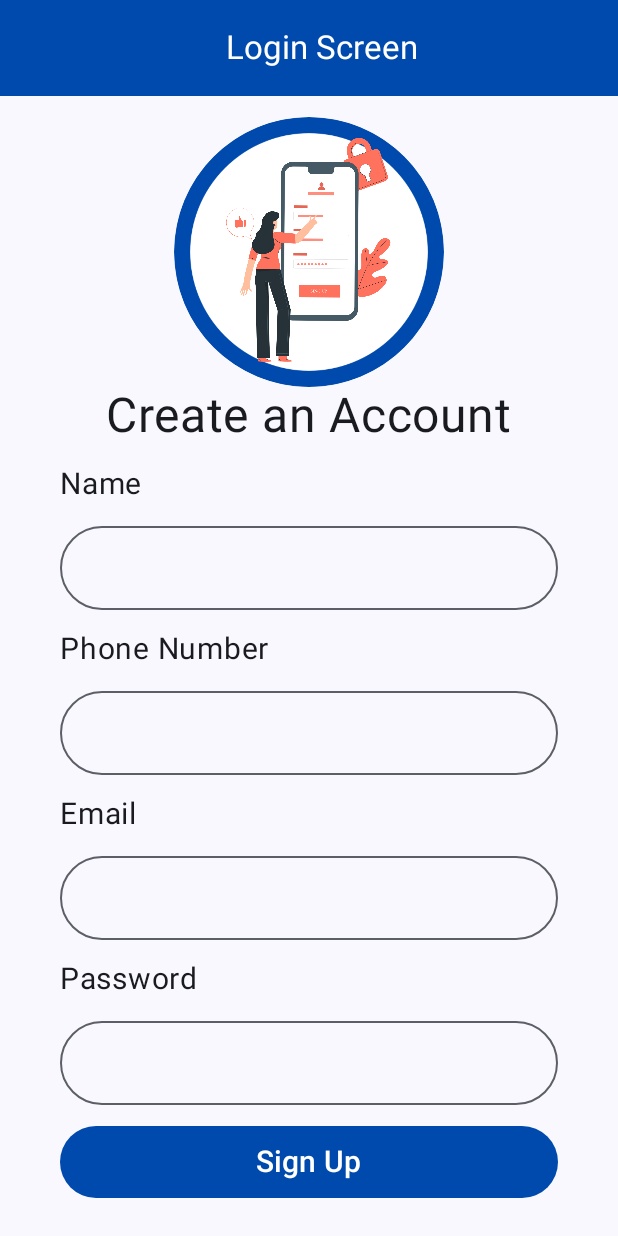
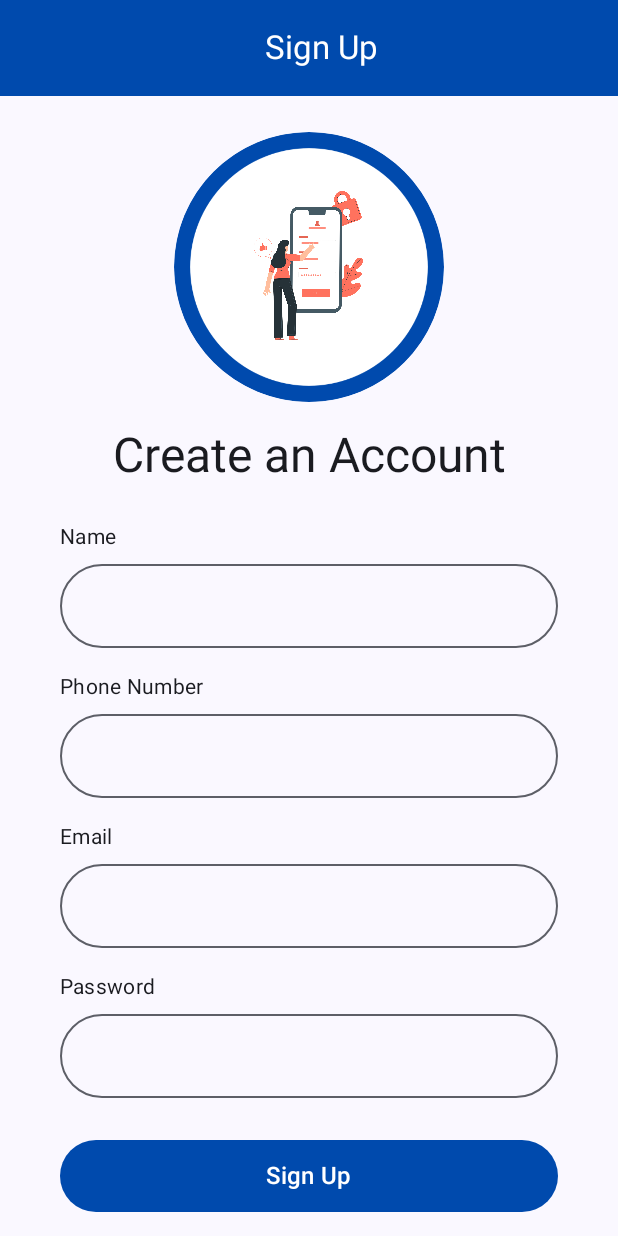
Before and after one commit to CodePandaaAI/FindLabour, an Android app built with Jetpack Compose: the SignUpScreen screen opened through its navigation route, on a phone screen of 412 x 824 dp. Run offline under Robolectric (Android 15) with nearby library versions, the phone set to English and light mode, and no system bars.

Commit message:
Stable Welcome and SignUp with Navigation

```diff
--- a/app/src/main/java/com/example/findlabour/MainActivity.kt
+++ b/app/src/main/java/com/example/findlabour/MainActivity.kt
@@ -43,23 +43,26 @@ class MainActivity : ComponentActivity() {
         enableEdgeToEdge()
         setContent {
             FindLabourTheme {
-                // Create the NavController here
                 val navController = rememberNavController()
-                // Pass the NavController to the navigation setup
                 AppNavigation(navController)
             }
         }
     }
 }
 
+// Define navigation routes as constants
+object AppDestinations {
+    const val WELCOME = "welcome"
+    const val SIGNUP = "signup"
+}
+
 @Composable
 fun AppNavigation(navController: NavHostController) {
-    // set up NavHost here, don't call composable to show any view
-    NavHost(navController = navController, startDestination = "welcome") {
-        composable("welcome") {
+    NavHost(navController = navController, startDestination = AppDestinations.WELCOME) {
+        composable(AppDestinations.WELCOME) {
             WelcomeScreen(navController)
         }
-        composable("signup") {
+        composable(AppDestinations.SIGNUP) {
             SignUpScreen()
         }
     }
@@ -73,7 +76,7 @@ fun WelcomeScreen(navController: NavHostController) {
             TopAppBar(
                 title = {
                     Text(
-                        "Login Screen",
+                        stringResource(R.string.login_screen), // Use string resource for better i18n
                         modifier = Modifier.fillMaxWidth(),
                         textAlign = TextAlign.Center,
                     )
@@ -87,53 +90,58 @@ fun WelcomeScreen(navController: NavHostController) {
         Column(
             modifier = Modifier
                 .fillMaxSize()
-                .padding(innerPadding), // Apply padding here
+                .padding(innerPadding)
+                .padding(horizontal = 16.dp), // Add horizontal padding to the column
             horizontalAlignment = Alignment.CenterHorizontally
         ) {
-            Spacer(modifier = Modifier.height(14.dp))
+            Spacer(modifier = Modifier.height(24.dp)) // increased space
             Box {
                 Image(
                     painter = painterResource(R.drawable.circle),
-                    contentDescription = "Login",
+                    contentDescription = stringResource(R.string.login),// Use string resource for better a11y
                     modifier = Modifier
                         .clip(CircleShape)
                         .size(180.dp)
                 )
                 Image(
                     painter = painterResource(R.drawable.welcome),
-                    contentDescription = "Greeting",
+                    contentDescription = stringResource(R.string.greeting),// Use string resource for better a11y
                     modifier = Modifier.size(180.dp)
                 )
             }
-            ChoosingButton(navController, stringResource(R.string.find))
-            ChoosingButton(navController, stringResource(R.string.become_manager))
-            ChoosingButton(navController, stringResource(R.string.work_as_labour))
+            Spacer(modifier = Modifier.height(32.dp)) // Increased space
+
+            val titles = listOf(
+                R.string.find,
+                R.string.become_manager,
+                R.string.work_as_labour
+            )
+            titles.forEach { titleResId ->
+                ChoosingButton(navController, stringResource(titleResId))
+            }
         }
     }
 }
 
 @Composable
 private fun ChoosingButton(navController: NavHostController, brief: String) {
-    Spacer(modifier = Modifier.height(14.dp))
     OutlinedButton(
         onClick = {
-            // Navigate to the "login" screen
-            navController.navigate("signup")
-        }, modifier = Modifier
+            navController.navigate(AppDestinations.SIGNUP)
+        },
+        modifier = Modifier
             .fillMaxWidth()
-            .size(48.dp)
-            .padding(horizontal = 40.dp)
+            .height(48.dp) // Use height instead of size when you want to control just the height.
     ) {
         Text(brief)
     }
-    Spacer(modifier = Modifier.height(8.dp))
+    Spacer(modifier = Modifier.height(16.dp)) // Increased spacing
 }
 
 @Preview(showBackground = true, showSystemUi = true, device = Devices.PIXEL_7_PRO)
 @Composable
 fun GreetingPreview() {
     FindLabourTheme {
-        // You need to wrap this with navigation for preview to work.
         val navController = rememberNavController()
         AppNavigation(navController)
     }
--- a/app/src/main/java/com/example/findlabour/SignUpScreen.kt
+++ b/app/src/main/java/com/example/findlabour/SignUpScreen.kt
@@ -42,10 +42,20 @@ import androidx.compose.ui.unit.sp
 fun SignUpScreen() {
     Scaffold(
         topBar = {
+            SignUpTopAppBar()
+        }
+    ) { innerPadding ->
+        SignUpContent(innerPadding)
+    }
+}
+
+@OptIn(ExperimentalMaterial3Api::class)
+@Composable
+fun SignUpTopAppBar() {
     TopAppBar(
         title = {
             Text(
-                        "Login Screen",
+                "Sign Up",
                 modifier = Modifier.fillMaxWidth(),
                 textAlign = TextAlign.Center,
             )
@@ -55,88 +65,93 @@ fun SignUpScreen() {
             titleContentColor = Color.White
         )
     )
-        }) { innerPadding ->
+}
+
+@Composable
+fun SignUpContent(innerPadding: androidx.compose.foundation.layout.PaddingValues) {
     Column(
         modifier = Modifier
-                //remove inner padding to not apply the padding from scaffold
-                .fillMaxSize(), horizontalAlignment = Alignment.CenterHorizontally
+            .fillMaxSize()
+            .padding(innerPadding),
+        horizontalAlignment = Alignment.CenterHorizontally
     ) {
-            Spacer(modifier = Modifier.height(14.dp))
-            // add padding to make it like before and not touching the borders
-            Box(modifier = Modifier.padding(innerPadding)) {
+        Spacer(modifier = Modifier.height(24.dp)) // Increased spacing
+        ProfileImageSection()
+        Spacer(modifier = Modifier.height(16.dp))
+        Text(
+            "Create an Account",
+            style = MaterialTheme.typography.headlineLarge, // Use style instead of fontSize
+        )
+        Spacer(modifier = Modifier.height(24.dp))
+
+        val state = rememberScrollState()
+        Column(
+            modifier = Modifier
+                .weight(1f) //take remaining space
+                .verticalScroll(state),
+            horizontalAlignment = Alignment.CenterHorizontally
+        ) {
+            val inputFields = listOf("Name", "Phone Number", "Email", "Password")
+            inputFields.forEach { title ->
+                InputTextField(title = title)
+                Spacer(modifier = Modifier.height(16.dp))
+            }
+            Spacer(modifier = Modifier.height(24.dp))
+        }
+        SignUpButton()
+        Spacer(modifier = Modifier.height(16.dp))
+    }
+}
+
+@Composable
+private fun ProfileImageSection() {
+    Box(contentAlignment = Alignment.Center) {
         Image(
             painter = painterResource(R.drawable.circle),
-                    contentDescription = "Login",
+            contentDescription = "Profile Background",
             modifier = Modifier
                 .clip(CircleShape)
                 .size(180.dp)
         )
         Image(
             painter = painterResource(R.drawable.signup),
-                    contentDescription = "Greeting",
-                    alignment = Alignment.Center,
-                    modifier = Modifier.size(180.dp)
+            contentDescription = "Profile",
+            modifier = Modifier.size(120.dp) // Reduced size for visual hierarchy
         )
-                Spacer(modifier = Modifier.height(14.dp))
     }
+}
+
+@Composable
+private fun InputTextField(title: String) {
+    var inputText by remember { mutableStateOf("") }
+    Column(modifier = Modifier.fillMaxWidth().padding(horizontal = 40.dp)) {
         Text(
-                "Create an Account",
-                fontSize = MaterialTheme.typography.headlineLarge.fontSize,
+            text = title,
+            style = MaterialTheme.typography.bodyMedium, // Use style instead of fontSize
         )
-            val state = rememberScrollState()
-            Column(
-                modifier = Modifier.verticalScroll(state),
-                horizontalAlignment = Alignment.CenterHorizontally
-            ) {
-                Spacer(modifier = Modifier.height(14.dp))
-                InputButton("Name")
+        Spacer(Modifier.height(8.dp)) // Reduced spacing
+        OutlinedTextField(
+            value = inputText,
+            onValueChange = { inputText = it },
+            shape = CircleShape,
+            modifier = Modifier.fillMaxWidth()
+        )
+    }
 
-                Spacer(modifier = Modifier.height(14.dp))
-                InputButton("Phone Number")
+}
 
-                Spacer(modifier = Modifier.height(14.dp))
-                InputButton("Email")
-
-                Spacer(modifier = Modifier.height(14.dp))
-                InputButton("Password")
-
-                Spacer(modifier = Modifier.height(14.dp))
-
+@Composable
+private fun SignUpButton() {
     Button(
-                    onClick = {},
+        onClick = { /*  */ },
         modifier = Modifier
             .fillMaxWidth()
-                        .size(48.dp)
+            .height(48.dp)
             .padding(horizontal = 40.dp),
         colors = ButtonDefaults.buttonColors(Color(0xFF004aad))
     ) {
-                    Text("Sign Up", fontSize = 20.sp)
+        Text("Sign Up", fontSize = 16.sp) // Reduced font size
     }
-            }
-        }
-    }
-}
-
-
-@Composable
-private fun InputButton(title: String) {
-    var inputText by remember { mutableStateOf("") }
-    Text(
-        text = title,
-        fontSize = 20.sp,
-        modifier = Modifier
-            .fillMaxWidth()
-            .padding(horizontal = 40.dp),
-    )
-    Spacer(Modifier.height(16.dp))
-    OutlinedTextField(
-        value = inputText,
-        onValueChange = {inputText = it},
-        shape = CircleShape,
-        modifier = Modifier
-            .fillMaxWidth()
-            .padding(horizontal = 40.dp)
-    )
 }
 
 @Preview(showBackground = true, showSystemUi = true, device = Devices.PIXEL_7_PRO)
--- a/app/src/main/res/values/strings.xml
+++ b/app/src/main/res/values/strings.xml
@@ -3,4 +3,7 @@
     <string name="find">I am finding Labour 🔎!</string>
     <string name="become_manager">I Want to become a Manager 🧑‍💼!</string>
     <string name="work_as_labour">I want to Work 💼!</string>
+    <string name = "login_screen">Login Screen</string>">
+    <string name = "login">Login</string>
+    <string name = "greeting">Welcome to FindLabour!</string>
 </resources>
```
Lines whose indentation alone changed are shown as unchanged.
